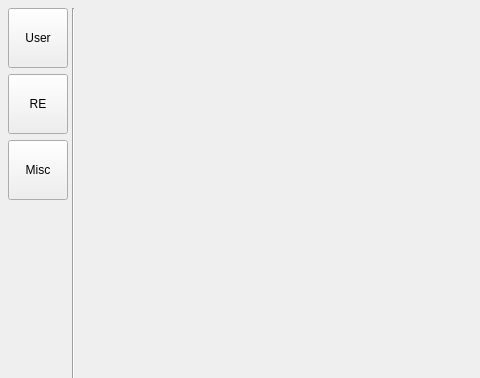
Qt form ui/mainwindow.ui (dinhbinhnguyen0105/python.my-manager) before a commit; both pictures show x 0 to 480 and y 0 to 378 of the 1400 by 600 pixel window.
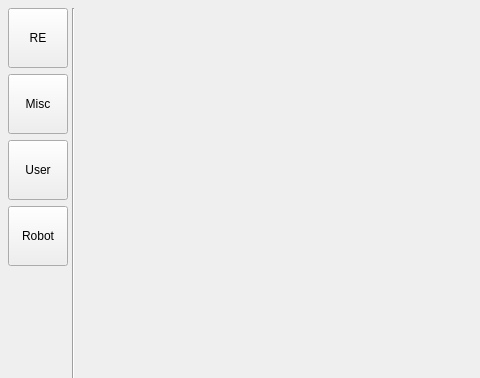
The same form after that commit.

Diff of the .ui file:
```diff
--- a/ui/mainwindow.ui
+++ b/ui/mainwindow.ui
@@ -55,25 +55,6 @@
          </property>
          <item>
           <layout class="QVBoxLayout" name="verticalLayout">
-           <item>
-            <widget class="QPushButton" name="sidebar_user_btn">
-             <property name="minimumSize">
-              <size>
-               <width>0</width>
-               <height>60</height>
-              </size>
-             </property>
-             <property name="maximumSize">
-              <size>
-               <width>60</width>
-               <height>60</height>
-              </size>
-             </property>
-             <property name="text">
-              <string>User</string>
-             </property>
-            </widget>
-           </item>
            <item>
             <widget class="QPushButton" name="sidebar_re_btn">
              <property name="minimumSize">
@@ -112,6 +93,44 @@
              </property>
             </widget>
            </item>
+           <item>
+            <widget class="QPushButton" name="sidebar_user_btn">
+             <property name="minimumSize">
+              <size>
+               <width>0</width>
+               <height>60</height>
+              </size>
+             </property>
+             <property name="maximumSize">
+              <size>
+               <width>60</width>
+               <height>60</height>
+              </size>
+             </property>
+             <property name="text">
+              <string>User</string>
+             </property>
+            </widget>
+           </item>
+           <item>
+            <widget class="QPushButton" name="sidebar_robot_btn">
+             <property name="minimumSize">
+              <size>
+               <width>0</width>
+               <height>60</height>
+              </size>
+             </property>
+             <property name="maximumSize">
+              <size>
+               <width>60</width>
+               <height>60</height>
+              </size>
+             </property>
+             <property name="text">
+              <string>Robot</string>
+             </property>
+            </widget>
+           </item>
            <item>
             <spacer name="verticalSpacer">
              <property name="orientation">
```
